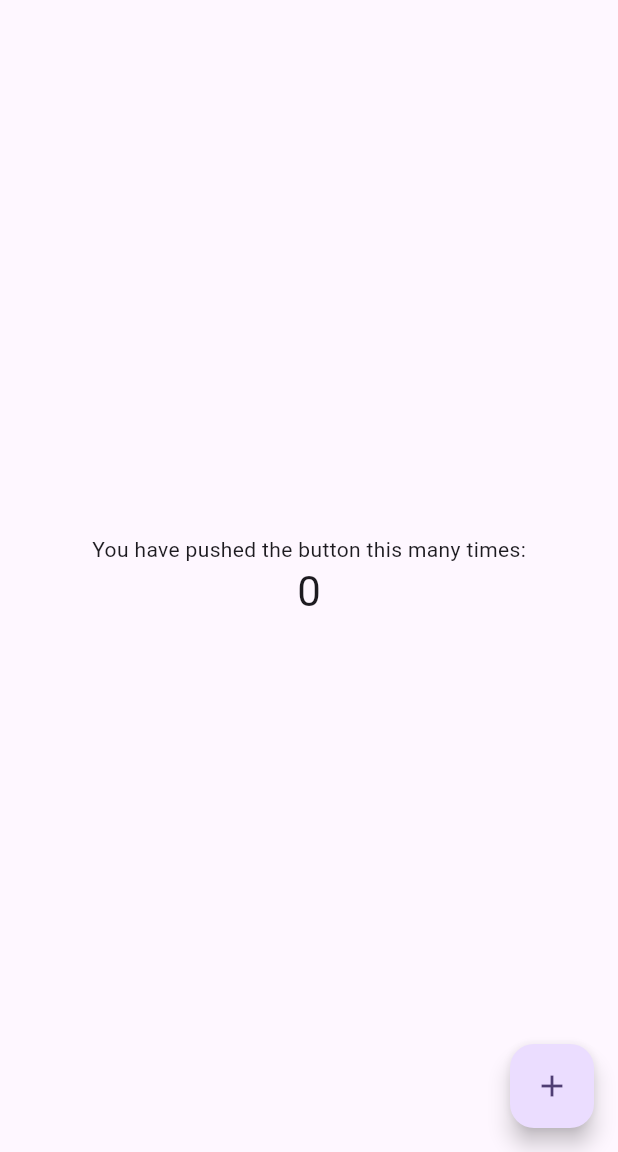
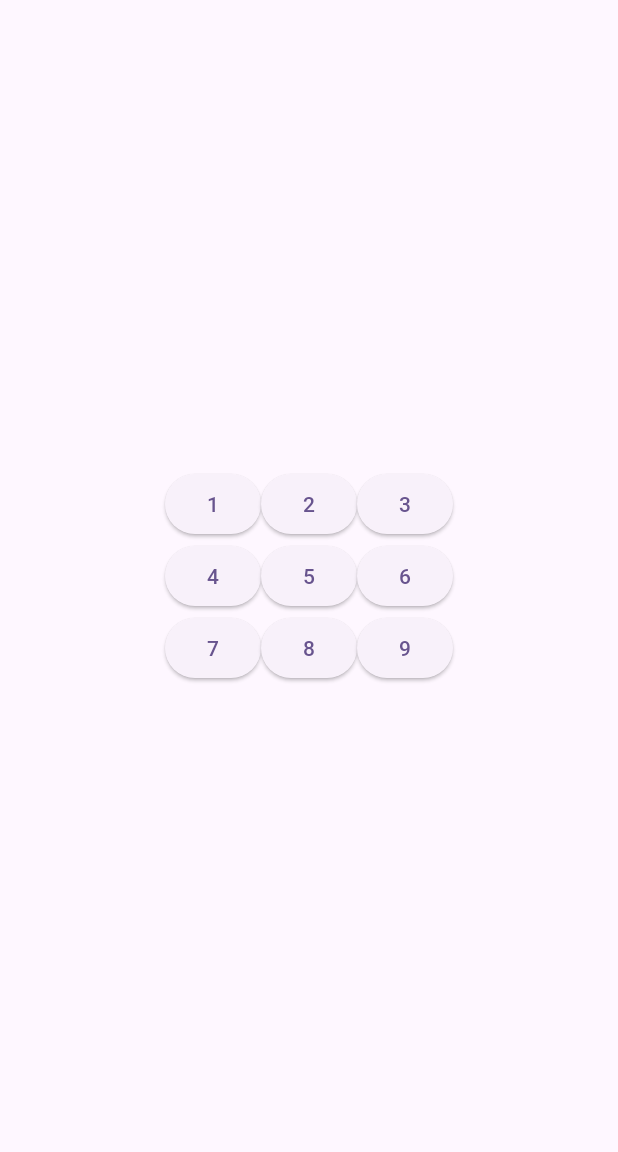
Before and after one commit to bwatts1/calculator, a Flutter app: the screen it shows after launch, on a phone screen of 412 x 824 dp, the part 84-1236 px from its top. Run offline on Flutter 3.47's test engine with Material 3 defaults, Android fonts, the phone set to English and light mode, and no system bars.

Commit message:
added the basic numbers

```diff
--- a/lib/main.dart
+++ b/lib/main.dart
@@ -54,69 +54,52 @@ class MyHomePage extends StatefulWidget {
 }
 
 class _MyHomePageState extends State<MyHomePage> {
-  int _counter = 0;
+  String displayText = '';
 
-  void _incrementCounter() {
+  void numberPressed(String number) {
     setState(() {
-      // This call to setState tells the Flutter framework that something has
-      // changed in this State, which causes it to rerun the build method below
-      // so that the display can reflect the updated values. If we changed
-      // _counter without calling setState(), then the build method would not be
-      // called again, and so nothing would appear to happen.
-      _counter++;
+      displayText += number;
     });
   }
 
   @override
   Widget build(BuildContext context) {
-    // This method is rerun every time setState is called, for instance as done
-    // by the _incrementCounter method above.
-    //
-    // The Flutter framework has been optimized to make rerunning build methods
-    // fast, so that you can just rebuild anything that needs updating rather
-    // than having to individually change instances of widgets.
     return Scaffold(
       appBar: AppBar(
-        // TRY THIS: Try changing the color here to a specific color (to
-        // Colors.amber, perhaps?) and trigger a hot reload to see the AppBar
-        // change color while the other colors stay the same.
         backgroundColor: Theme.of(context).colorScheme.inversePrimary,
-        // Here we take the value from the MyHomePage object that was created by
-        // the App.build method, and use it to set our appbar title.
         title: Text(widget.title),
       ),
       body: Center(
-        // Center is a layout widget. It takes a single child and positions it
-        // in the middle of the parent.
         child: Column(
-          // Column is also a layout widget. It takes a list of children and
-          // arranges them vertically. By default, it sizes itself to fit its
-          // children horizontally, and tries to be as tall as its parent.
-          //
-          // Column has various properties to control how it sizes itself and
-          // how it positions its children. Here we use mainAxisAlignment to
-          // center the children vertically; the main axis here is the vertical
-          // axis because Columns are vertical (the cross axis would be
-          // horizontal).
-          //
-          // TRY THIS: Invoke "debug painting" (choose the "Toggle Debug Paint"
-          // action in the IDE, or press "p" in the console), to see the
-          // wireframe for each widget.
           mainAxisAlignment: MainAxisAlignment.center,
-          children: <Widget>[
-            const Text('You have pushed the button this many times:'),
-            Text(
-              '$_counter',
-              style: Theme.of(context).textTheme.headlineMedium,
+          children:[
+            Row(
+              mainAxisAlignment: MainAxisAlignment.center,
+              children: [
+                ElevatedButton(onPressed: () => numberPressed('1'), child: Text('1')),
+                ElevatedButton(onPressed: () => numberPressed('2'), child: Text('2')),
+                ElevatedButton(onPressed: () => numberPressed('3'), child: Text('3')),
+              ],
             ),
-          ],
+            Row(
+              mainAxisAlignment: MainAxisAlignment.center,
+              children: [
+                ElevatedButton(onPressed: () => numberPressed('4'), child: Text('4')),
+                ElevatedButton(onPressed: () => numberPressed('5'), child: Text('5')),
+                ElevatedButton(onPressed: () => numberPressed('6'), child: Text('6')),
+              ],
+            ),
+            Row(
+              mainAxisAlignment: MainAxisAlignment.center,
+              children: [
+                ElevatedButton(onPressed: () => numberPressed('7'), child: Text('7')),
+                ElevatedButton(onPressed: () => numberPressed('8'), child: Text('8')),
+                ElevatedButton(onPressed: () => numberPressed('9'), child: Text('9')),
+              ],
+            )
+          ]
         ),
       ),
-      floatingActionButton: FloatingActionButton(
-        onPressed: _incrementCounter,
-        tooltip: 'Increment',
-        child: const Icon(Icons.add),
-      ), // This trailing comma makes auto-formatting nicer for build methods.
     );
   }
 }
```
